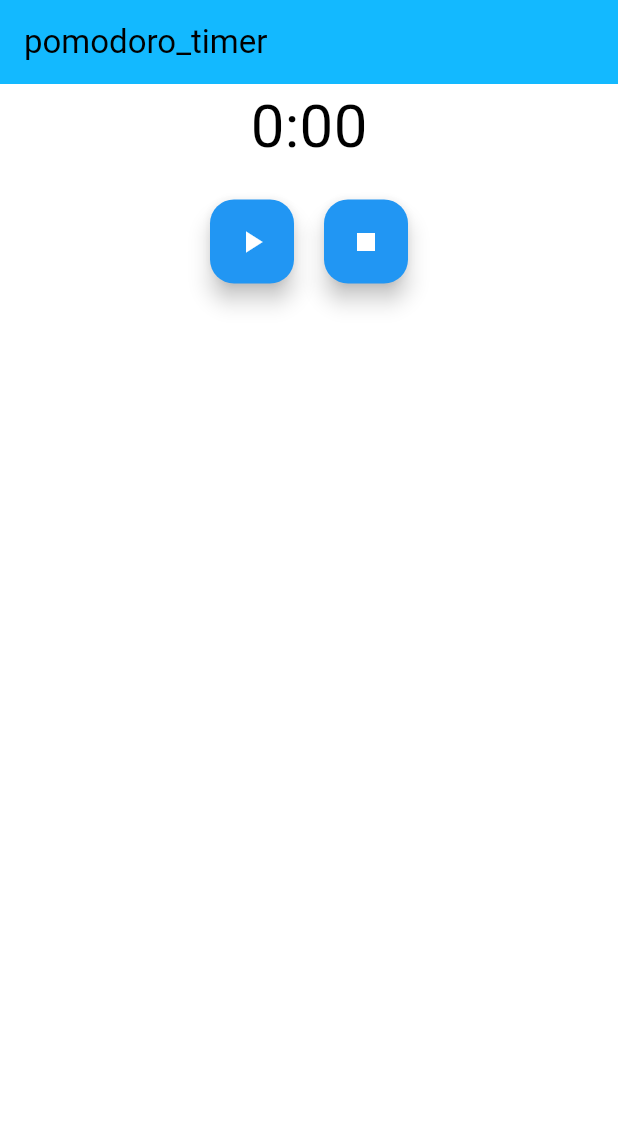
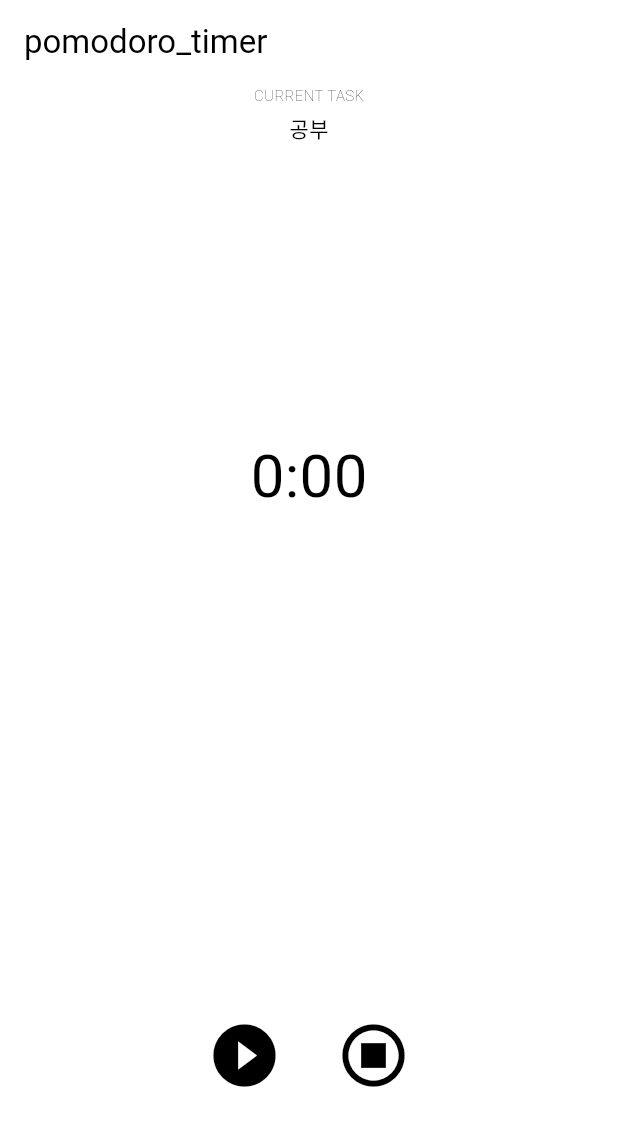
Before and after one commit to hyun6/pomodoro-timer, a Flutter app: the screen it shows after launch, on a phone screen of 412 x 824 dp. Shown: the top 1126 px of the screen. Run offline on Flutter 3.47's test engine with Material 2 defaults, Android fonts, the phone set to English and light mode, and no system bars; our stand-ins replace bloc, flutter_bloc, just_audio, package_info_plus; missing offline and left inert: launch_at_startup; generated files the repository leaves out were written again.

Commit message:
refactor(UI): widget layout

```diff
--- a/lib/app/view/app.dart
+++ b/lib/app/view/app.dart
@@ -10,9 +10,9 @@ class App extends StatelessWidget {
   Widget build(BuildContext context) {
     return MaterialApp(
       theme: ThemeData(
-        appBarTheme: const AppBarTheme(color: Color(0xFF13B9FF)),
+        appBarTheme: const AppBarTheme(color: Color(0xFFFFFFFF)),
         colorScheme: ColorScheme.fromSwatch(
-          accentColor: const Color.fromARGB(255, 30, 220, 33),
+          accentColor: const Color(0xFFEE5436),
         ),
         useMaterial3: true,
       ),
--- a/lib/timer/view/timer_page.dart
+++ b/lib/timer/view/timer_page.dart
@@ -1,6 +1,7 @@
 import 'package:flutter/material.dart';
 import 'package:flutter_bloc/flutter_bloc.dart';
 import 'package:pomodoro_timer/timer/cubit/timer_cubit.dart';
+import 'package:pomodoro_timer/timer/widget/task_name.dart';
 
 class TimerPage extends StatelessWidget {
   const TimerPage({super.key});
@@ -51,23 +52,33 @@ class TimerView extends StatelessWidget {
   Widget build(BuildContext context) {
     return Scaffold(
       appBar: AppBar(title: const Text('pomodoro_timer')),
-      body: Stack(
+      body: Column(
         children: [
-          Column(
-            children: [
-              BlocSelector<TimerCubit, TimerState, int>(
+          // task name
+          const Flexible(
+            child: TaskName(taskName: '공부'),
+          ),
+          Flexible(
+            flex: 3,
+            child: BlocSelector<TimerCubit, TimerState, int>(
               selector: (state) {
                 return state.duration;
               },
               builder: (context, duration) {
-                  return Text(
+                return Column(
+                  children: [
+                    const SizedBox(height: 80),
+                    Text(
                       _durationToTimeText(duration),
                       style: const TextStyle(fontSize: 40),
+                    ),
+                  ],
                 );
               },
             ),
-              const Padding(padding: EdgeInsets.all(10)),
-              BlocSelector<TimerCubit, TimerState, TimerStatus>(
+          ),
+          Flexible(
+            child: BlocSelector<TimerCubit, TimerState, TimerStatus>(
               selector: (state) {
                 return state.status;
               },
@@ -76,33 +87,31 @@ class TimerView extends StatelessWidget {
                   mainAxisAlignment: MainAxisAlignment.center,
                   children: [
                     if (status == TimerStatus.running)
-                        FloatingActionButton(
-                          child: const Icon(Icons.pause),
+                      IconButton(
+                        icon: const Icon(Icons.pause_circle_filled_outlined),
                         onPressed: () => context.read<TimerCubit>().pause(),
                       )
                     else
-                        FloatingActionButton(
-                          child: const Icon(Icons.play_arrow),
+                      IconButton(
+                        icon: const Icon(
+                          Icons.play_circle_fill_outlined,
+                          size: 50,
+                        ),
                         onPressed: () => context.read<TimerCubit>().start(),
                       ),
                     const Padding(padding: EdgeInsets.all(10)),
-                      FloatingActionButton(
-                        child: const Icon(Icons.stop),
+                    IconButton(
+                      icon: const Icon(
+                        Icons.stop_circle_outlined,
+                        size: 50,
+                      ),
                       onPressed: () => context.read<TimerCubit>().stop(),
                     ),
                   ],
                 );
               },
+            ),
           )
-            ],
-          ),
-
-          // const Center(
-          //   child: AlertDialog(
-          //     title: Text('Loading...'),
-          //     elevation: 0,
-          //   ),
-          // ),
         ],
       ),
     );
--- /dev/null
+++ b/lib/timer/widget/task_name.dart
@@ -0,0 +1,25 @@
+import 'package:flutter/widgets.dart';
+
+class TaskName extends StatelessWidget {
+  const TaskName({
+    super.key,
+    required this.taskName,
+  });
+  final String taskName;
+
+  @override
+  Widget build(BuildContext context) {
+    return Column(
+      children: [
+        const Text(
+          'CURRENT TASK',
+          style: TextStyle(fontSize: 10, fontWeight: FontWeight.w200),
+        ),
+        const SizedBox(
+          height: 5,
+        ),
+        Text(taskName),
+      ],
+    );
+  }
+}
```
Lines whose indentation alone changed are shown as unchanged.
